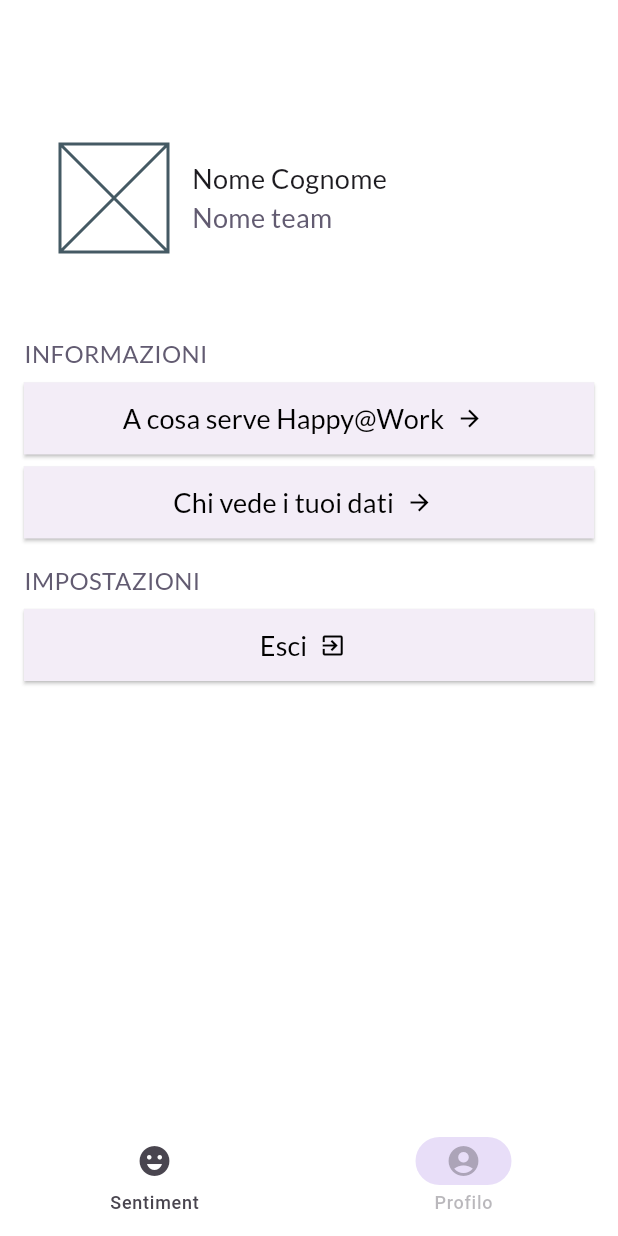
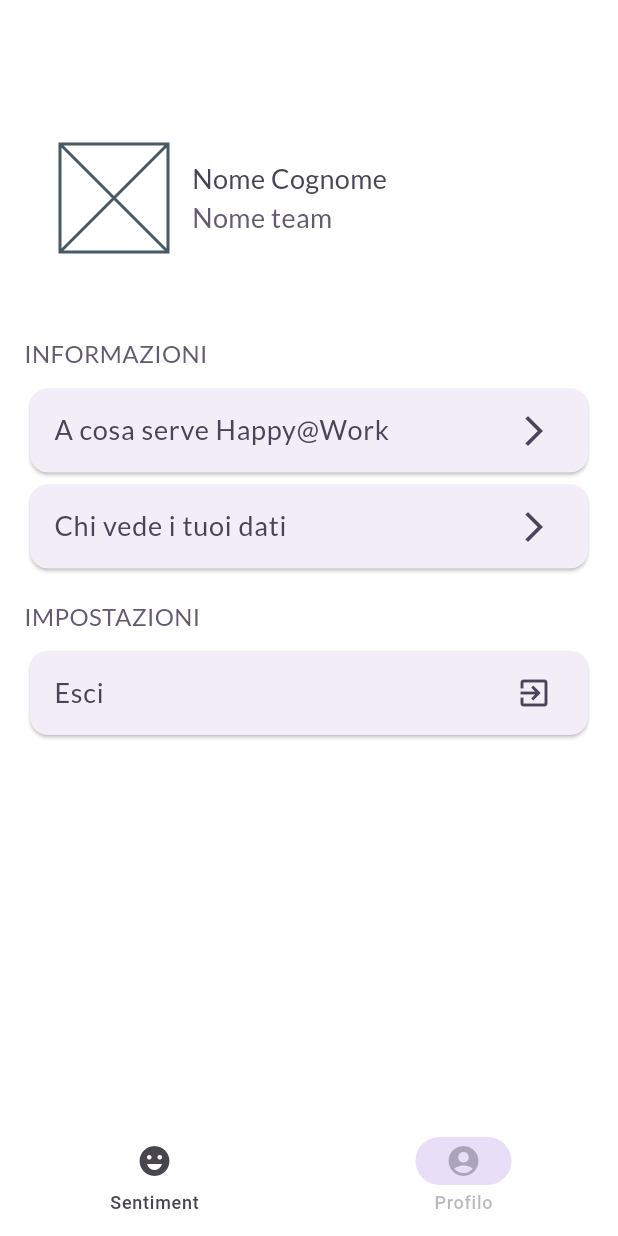
Before and after one commit to aurorasancetta/progetto-stage-aurora, a Flutter app: the screen it shows after launch, item 2 of the bottom bar chosen, on a phone screen of 412 x 824 dp. Run offline on Flutter 3.47's test engine with Material 3 defaults, Android fonts, the phone set to English and light mode, and no system bars; our stand-ins replace google_fonts; missing offline and left inert: aad_oauth; network calls fail.

Commit message:
Update profile

```diff
--- a/lib/widgets/profile_body.dart
+++ b/lib/widgets/profile_body.dart
@@ -26,7 +26,11 @@ class ProfileBody extends StatelessWidget {
                   children: [
                     Text(
                       'Nome Cognome',
-                      style: GoogleFonts.lato(fontSize: 18),
+                      style: GoogleFonts.lato(
+                        fontSize: 18,
+                        color:
+                            Theme.of(context).colorScheme.onSecondaryContainer,
+                      ),
                     ),
                     Text(
                       'Nome team',
@@ -49,57 +53,38 @@ class ProfileBody extends StatelessWidget {
             ),
           ),
           const SizedBox(height: 8),
-          SizedBox(
-            width: double.infinity,
-            height: 48,
-            child: ElevatedButton.icon(
-              onPressed: () {},
-              style: ButtonStyle(
-                shape: const WidgetStatePropertyAll(
-                  RoundedRectangleBorder(),
-                ),
-                backgroundColor: WidgetStatePropertyAll(
-                    Theme.of(context).colorScheme.surfaceContainer),
-              ),
-              label: Text(
+          Card(
+            color: Theme.of(context).colorScheme.surfaceContainer,
+            child: ListTile(
+              title: Text(
                 'A cosa serve Happy@Work',
                 style: GoogleFonts.lato(
                   fontSize: 18,
-                  color: Colors.black,
+                  color: Theme.of(context).colorScheme.onSecondaryContainer,
                 ),
               ),
-              icon: const Icon(
-                Icons.arrow_forward,
-                color: Colors.black,
+              trailing: Icon(
+                Icons.arrow_forward_ios,
+                color: Theme.of(context).colorScheme.onSecondaryContainer,
               ),
-              iconAlignment: IconAlignment.end,
+              onTap: () {},
             ),
           ),
-          const SizedBox(height: 8),
-          SizedBox(
-            width: double.infinity,
-            height: 48,
-            child: ElevatedButton.icon(
-              onPressed: () {},
-              style: ButtonStyle(
-                shape: const WidgetStatePropertyAll(
-                  RoundedRectangleBorder(),
-                ),
-                backgroundColor: WidgetStatePropertyAll(
-                    Theme.of(context).colorScheme.surfaceContainer),
-              ),
-              label: Text(
+          Card(
+            color: Theme.of(context).colorScheme.surfaceContainer,
+            child: ListTile(
+              title: Text(
                 'Chi vede i tuoi dati',
                 style: GoogleFonts.lato(
                   fontSize: 18,
-                  color: Colors.black,
+                  color: Theme.of(context).colorScheme.onSecondaryContainer,
                 ),
               ),
-              icon: const Icon(
-                Icons.arrow_forward,
-                color: Colors.black,
+              trailing: Icon(
+                Icons.arrow_forward_ios,
+                color: Theme.of(context).colorScheme.onSecondaryContainer,
               ),
-              iconAlignment: IconAlignment.end,
+              onTap: () {},
             ),
           ),
           const SizedBox(height: 16),
@@ -111,30 +96,21 @@ class ProfileBody extends StatelessWidget {
             ),
           ),
           const SizedBox(height: 8),
-          SizedBox(
-            width: double.infinity,
-            height: 48,
-            child: ElevatedButton.icon(
-              onPressed: () {},
-              style: ButtonStyle(
-                shape: const WidgetStatePropertyAll(
-                  RoundedRectangleBorder(),
-                ),
-                backgroundColor: WidgetStatePropertyAll(
-                    Theme.of(context).colorScheme.surfaceContainer),
-              ),
-              label: Text(
+          Card(
+            color: Theme.of(context).colorScheme.surfaceContainer,
+            child: ListTile(
+              title: Text(
                 'Esci',
                 style: GoogleFonts.lato(
                   fontSize: 18,
-                  color: Colors.black,
+                  color: Theme.of(context).colorScheme.onSecondaryContainer,
                 ),
               ),
-              icon: const Icon(
+              trailing: Icon(
                 Icons.exit_to_app,
-                color: Colors.black,
+                color: Theme.of(context).colorScheme.onSecondaryContainer,
               ),
-              iconAlignment: IconAlignment.end,
+              onTap: () {},
             ),
           ),
         ],
```
